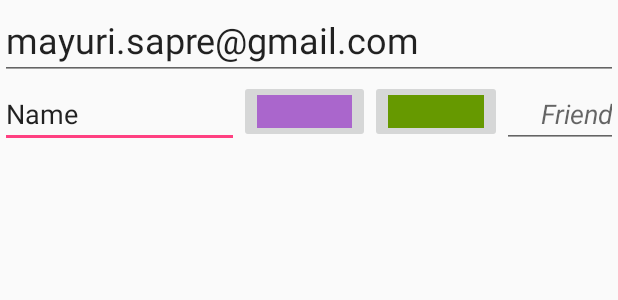
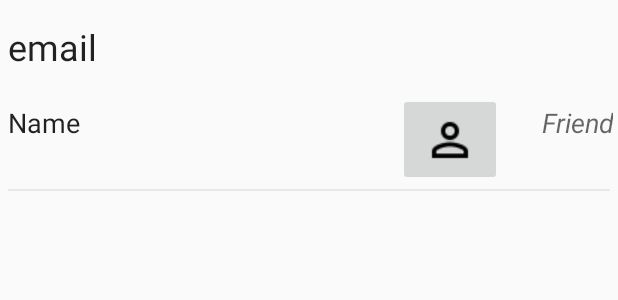
Before and after one commit to jagrutipatil/SnappyChat, an Android app: the layout search_listview.xml on its own in the app's theme, with its tools: preview values and no code run, on a phone screen of 412 x 824 dp. Shown: the top 300 px of the screen. Run offline under Robolectric (Android 15) with nearby library versions, the phone set to English and light mode, and no system bars.

Commit message:
ListView

```diff
--- a/app/src/main/res/layout/search_listview.xml
+++ b/app/src/main/res/layout/search_listview.xml
@@ -9,13 +9,16 @@
         android:layout_width="match_parent"
         android:layout_height="wrap_content"
         android:inputType="textPersonName"
-        android:text="mayuri.sapre@gmail.com"
+        android:text="email"
         android:ems="10"
         android:id="@+id/email"
         android:clickable="false"
         android:focusable="false"
         android:focusableInTouchMode="false"
-        android:textSize="24sp" />
+        android:textSize="24sp"
+        android:background="@null"
+        android:layout_weight="0.04"
+        android:paddingStart="5dp" />
 
     <LinearLayout
         android:orientation="horizontal"
@@ -25,25 +28,24 @@
 
         <EditText
             android:layout_width="159dp"
-            android:layout_height="wrap_content"
+            android:layout_height="40dp"
             android:inputType="textPersonName"
             android:text="Name"
             android:ems="10"
-            android:id="@+id/nickname" />
+            android:id="@+id/nickname"
+            android:background="@null"
+            android:layout_weight="0.01"
+            android:paddingStart="5dp"
+            android:clickable="false"
+            android:focusable="false"
+            android:focusableInTouchMode="false" />
 
         <ImageButton
-            android:layout_width="wrap_content"
-            android:layout_height="42dp"
-            app:srcCompat="@android:color/holo_purple"
-            android:id="@+id/go_profile"
-            android:layout_weight="1" />
-
-        <ImageButton
-            android:layout_width="wrap_content"
-            app:srcCompat="@android:color/holo_green_dark"
+            android:layout_width="69dp"
             android:id="@+id/add_friend"
-            android:layout_weight="1"
-            android:layout_height="42dp" />
+            android:layout_height="match_parent"
+            android:src="@drawable/ic_perm_identity_black_18dp"
+            android:layout_weight="0.00" />
 
         <EditText
             android:layout_width="77dp"
@@ -57,6 +59,18 @@
             android:focusableInTouchMode="false"
             android:gravity="right"
             android:textColor="?android:attr/colorControlNormal"
-            android:textStyle="italic" />
+            android:textStyle="italic"
+            android:background="@null"
+            android:paddingEnd="3dp" />
+
     </LinearLayout>
+    <ImageView xmlns:android="http://schemas.android.com/apk/res/android"
+        android:layout_width="fill_parent"
+        android:layout_height="5dp"
+        android:paddingBottom="2dp"
+        android:paddingLeft="5dp"
+        android:paddingRight="5dp"
+        android:paddingTop="2dp"
+        android:scaleType="fitXY"
+        android:src="@android:drawable/divider_horizontal_bright" />
 </LinearLayout>
```
Also changed, not shown: app/src/main/java/edu/sjsu/snappychat/fragment/search.java (+10 -2 lines), app/src/main/java/edu/sjsu/snappychat/util/CustomSearchListAdapter.java (+18 -6 lines), app/src/main/res/layout/fragment_search.xml (+3 -8 lines), app/src/main/res/drawable/add.png (added), app/src/main/res/drawable/check.png (added).
